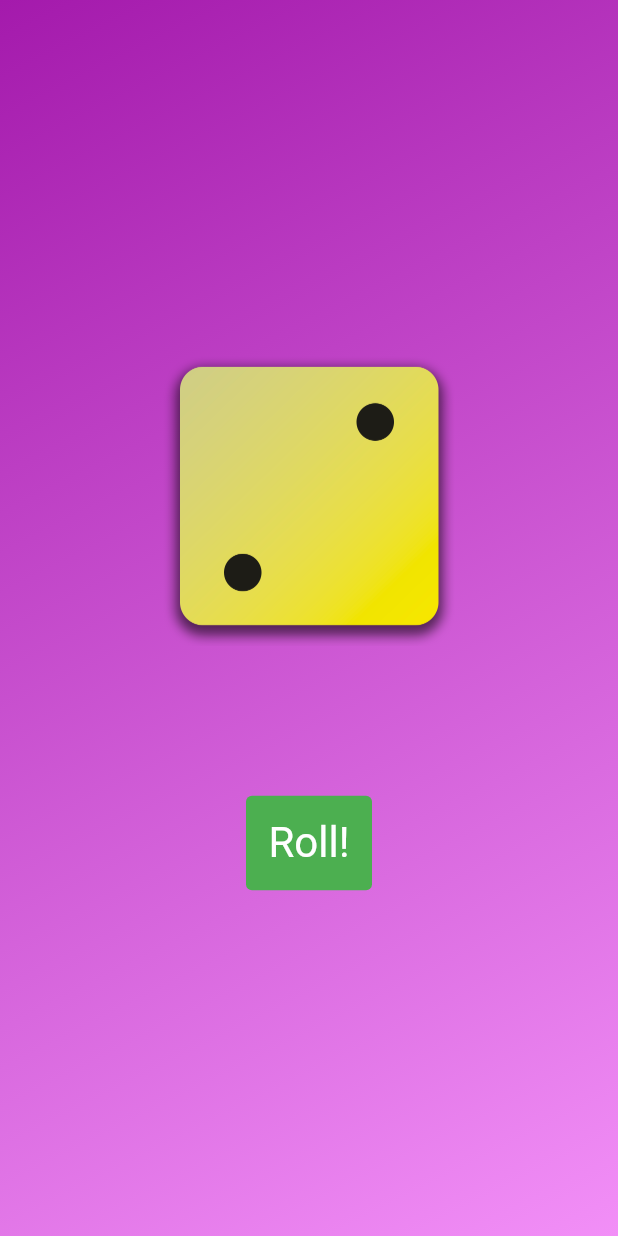
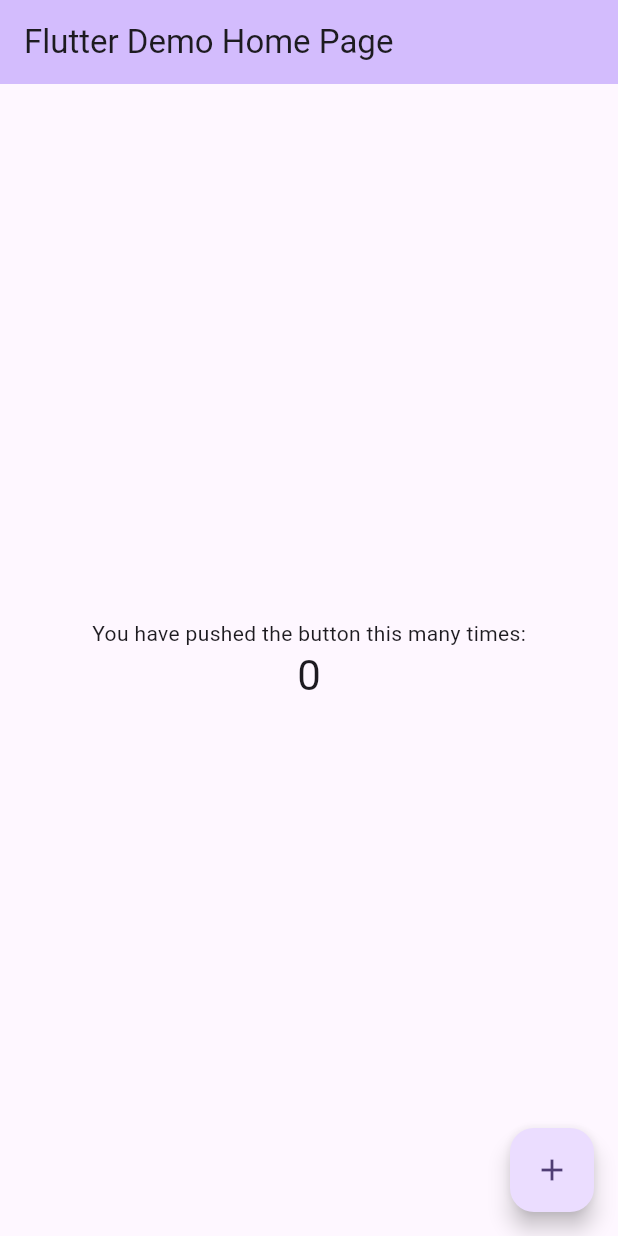
Before and after one commit to layal11/Flutter, a Flutter app: the screen it shows after launch, on a phone screen of 412 x 824 dp. Run offline on Flutter 3.47's test engine with Material 2 defaults, Android fonts, the phone set to English and light mode, and no system bars.

Commit message:
Revert "roll dice app"

```diff
--- a/lib/dice_roller.dart
+++ /dev/null
@@ -1,51 +0,0 @@
-import 'package:flutter/material.dart';
-import 'dart:math';
-
-//1.Widget class
-class DiceRoller extends StatefulWidget {
-  const DiceRoller({super.key});
-
-  @override
-  State<DiceRoller> createState() {
-    return _DiceRollerState();
-  }
-}
-
-//2.State class
-class _DiceRollerState extends State<DiceRoller> {
-  var activeDiceImage = 'assets/images/dice-2.png';
-  //declare here so that random() doesnt have to be re-executed every time the state object is created
-  final randomizer = Random();
-
-  //function
-  rollDice() {
-    var randomDice = randomizer.nextInt(6) + 1; //0-6
-    setState(() {
-      activeDiceImage = 'assets/images/dice-$randomDice.png';
-    });
-  }
-
-  @override
-  Widget build(BuildContext context) {
-    return Column(
-      mainAxisSize: MainAxisSize.min,
-      children: [
-        Image.asset(
-          activeDiceImage,
-          width: 200,
-        ),
-        const SizedBox(height: 100),
-        TextButton(
-          onPressed: rollDice,
-          style: TextButton.styleFrom(
-            padding: const EdgeInsets.all(15),
-            foregroundColor: Colors.white,
-            backgroundColor: Colors.green,
-            textStyle: const TextStyle(fontSize: 28),
-          ),
-          child: const Text('Roll!'),
-        ),
-      ],
-    );
-  }
-}
--- a/lib/first_widget.dart
+++ /dev/null
@@ -1,120 +0,0 @@
-import 'package:first_flutter_test/dice_roller.dart';
-import 'package:flutter/material.dart';
-
-const startAlignment = Alignment.topLeft;
-const endAlignment = Alignment.bottomRight;
-
-class FirstWidget extends StatelessWidget {
-  // constructor function
-  const FirstWidget(this.color1, this.color2, {super.key});
-
-  final Color color1;
-  final Color color2;
-
-  @override
-  Widget build(BuildContext context) {
-    return Container(
-      decoration: BoxDecoration(
-        gradient: LinearGradient(
-          colors: [color1, color2],
-          begin: startAlignment,
-          end: endAlignment,
-        ),
-      ),
-      child: const Center(
-        child: DiceRoller(),
-      ),
-    );
-  }
-}
-// when calling it in main.dart
-// FirstWidget(
-//   Color.fromARGB(255, 164, 26, 172),
-//   Color.fromARGB(255, 242, 143, 247),
-// ),
-
-//--------------------------------------------------------------------------
-//--------------------------------------------------------------------------
-
-// class FirstWidget extends StatelessWidget {
-//   //constructor function (1. same as class name   2. has no return type)
-//   const FirstWidget({required this.colors, super.key});
-//   final List<Color> colors;
-
-//   @override
-//   Widget build(BuildContext context) {
-//     return Container(
-//       decoration: BoxDecoration(
-//         gradient: LinearGradient(
-//           colors: colors,
-//           begin: startAlignment,
-//           end: endAlignment,
-//         ),
-//       ),
-//       child: const StyledText('Hello there!'),
-//     );
-//   }
-// }
-// when calling it in main.dart
-// FirstWidget(colors: [
-//  Color.fromARGB(255, 164, 26, 172),
-//  Color.fromARGB(255, 242, 143, 247),
-// ]),
-
-//--------------------------------------------------------------------------
-//--------------------------------------------------------------------------
-
-
-// class FirstWidget extends StatelessWidget {
-//   //constructor function (1. same as class name   2. has no return type)
-//   const FirstWidget(this.colors, {super.key});
-//   final List<Color> colors;
-
-//   @override
-//   Widget build(BuildContext context) {
-//     return Container(
-//       decoration: BoxDecoration(
-//         gradient: LinearGradient(
-//           colors: colors,
-//           begin: startAlignment,
-//           end: endAlignment,
-//         ),
-//       ),
-//       child: const StyledText('Hello there!'),
-//     );
-//   }
-// }
-// when calling it in main.dart
-// FirstWidget(
-//  [Color.fromARGB(255, 164, 26, 172),
-//  Color.fromARGB(255, 242, 143, 247),]
-// ),
-
-//--------------------------------------------------------------------------
-//--------------------------------------------------------------------------
-
-// class FirstWidget extends StatelessWidget {
-//   //constructor function (1. same as class name   2. has no return type)
-//   const FirstWidget({required this.color1, required this.color2, super.key});
-//   final Color color1;
-//   final Color color2;
-
-//   @override
-//   Widget build(BuildContext context) {
-//     return Container(
-//       decoration: BoxDecoration(
-//         gradient: LinearGradient(
-//           colors: [color1, color2],
-//           begin: startAlignment,
-//           end: endAlignment,
-//         ),
-//       ),
-//       child: const StyledText('Hello there!'),
-//     );
-//   }
-// }
-// when calling it in main.dart
-// FirstWidget(
-//   color1: Color.fromARGB(255, 164, 26, 172),
-//   color2: Color.fromARGB(255, 242, 143, 247),
-// ),
--- a/lib/main.dart
+++ b/lib/main.dart
@@ -1,15 +1,125 @@
 import 'package:flutter/material.dart';
-import 'package:first_flutter_test/first_widget.dart';
 
 void main() {
-  runApp(
-    const MaterialApp(
-      home: Scaffold(
-        body: FirstWidget(
-          Color.fromARGB(255, 164, 26, 172),
-          Color.fromARGB(255, 242, 143, 247),
+  runApp(const MyApp());
+}
+
+class MyApp extends StatelessWidget {
+  const MyApp({super.key});
+
+  // This widget is the root of your application.
+  @override
+  Widget build(BuildContext context) {
+    return MaterialApp(
+      title: 'Flutter Demo',
+      theme: ThemeData(
+        // This is the theme of your application.
+        //
+        // TRY THIS: Try running your application with "flutter run". You'll see
+        // the application has a blue toolbar. Then, without quitting the app,
+        // try changing the seedColor in the colorScheme below to Colors.green
+        // and then invoke "hot reload" (save your changes or press the "hot
+        // reload" button in a Flutter-supported IDE, or press "r" if you used
+        // the command line to start the app).
+        //
+        // Notice that the counter didn't reset back to zero; the application
+        // state is not lost during the reload. To reset the state, use hot
+        // restart instead.
+        //
+        // This works for code too, not just values: Most code changes can be
+        // tested with just a hot reload.
+        colorScheme: ColorScheme.fromSeed(seedColor: Colors.deepPurple),
+        useMaterial3: true,
+      ),
+      home: const MyHomePage(title: 'Flutter Demo Home Page'),
+    );
+  }
+}
+
+class MyHomePage extends StatefulWidget {
+  const MyHomePage({super.key, required this.title});
+
+  // This widget is the home page of your application. It is stateful, meaning
+  // that it has a State object (defined below) that contains fields that affect
+  // how it looks.
+
+  // This class is the configuration for the state. It holds the values (in this
+  // case the title) provided by the parent (in this case the App widget) and
+  // used by the build method of the State. Fields in a Widget subclass are
+  // always marked "final".
+
+  final String title;
+
+  @override
+  State<MyHomePage> createState() => _MyHomePageState();
+}
+
+class _MyHomePageState extends State<MyHomePage> {
+  int _counter = 0;
+
+  void _incrementCounter() {
+    setState(() {
+      // This call to setState tells the Flutter framework that something has
+      // changed in this State, which causes it to rerun the build method below
+      // so that the display can reflect the updated values. If we changed
+      // _counter without calling setState(), then the build method would not be
+      // called again, and so nothing would appear to happen.
+      _counter++;
+    });
+  }
+
+  @override
+  Widget build(BuildContext context) {
+    // This method is rerun every time setState is called, for instance as done
+    // by the _incrementCounter method above.
+    //
+    // The Flutter framework has been optimized to make rerunning build methods
+    // fast, so that you can just rebuild anything that needs updating rather
+    // than having to individually change instances of widgets.
+    return Scaffold(
+      appBar: AppBar(
+        // TRY THIS: Try changing the color here to a specific color (to
+        // Colors.amber, perhaps?) and trigger a hot reload to see the AppBar
+        // change color while the other colors stay the same.
+        backgroundColor: Theme.of(context).colorScheme.inversePrimary,
+        // Here we take the value from the MyHomePage object that was created by
+        // the App.build method, and use it to set our appbar title.
+        title: Text(widget.title),
+      ),
+      body: Center(
+        // Center is a layout widget. It takes a single child and positions it
+        // in the middle of the parent.
+        child: Column(
+          // Column is also a layout widget. It takes a list of children and
+          // arranges them vertically. By default, it sizes itself to fit its
+          // children horizontally, and tries to be as tall as its parent.
+          //
+          // Column has various properties to control how it sizes itself and
+          // how it positions its children. Here we use mainAxisAlignment to
+          // center the children vertically; the main axis here is the vertical
+          // axis because Columns are vertical (the cross axis would be
+          // horizontal).
+          //
+          // TRY THIS: Invoke "debug painting" (choose the "Toggle Debug Paint"
+          // action in the IDE, or press "p" in the console), to see the
+          // wireframe for each widget.
+          mainAxisAlignment: MainAxisAlignment.center,
+          children: <Widget>[
+            const Text(
+              'You have pushed the button this many times:',
+            ),
+            Text(
+              '$_counter',
+              style: Theme.of(context).textTheme.headlineMedium,
+            ),
+          ],
         ),
       ),
-    ),
-  );
+      floatingActionButton: FloatingActionButton(
+        onPressed: _incrementCounter,
+        tooltip: 'Increment',
+        child: const Icon(Icons.add),
+      ), // This trailing comma makes auto-formatting nicer for build methods.
+    );
+  }
 }
--- a/lib/styled_text.dart
+++ /dev/null
@@ -1,20 +0,0 @@
-import 'package:flutter/material.dart';
-
-class StyledText extends StatelessWidget {
-
-  const StyledText(this.text, {super.key}); //accept an argmnt
-  final String text; //store argmnt in instance variables
-
-  @override
-  Widget build(BuildContext context) {
-    return Center(
-      child: Text(
-        text, //use argmnt
-        style: const TextStyle(
-          fontSize: 28,
-          color: Colors.white,
-        ),
-      ),
-    );
-  }
-}
--- a/pubspec.yaml
+++ b/pubspec.yaml
@@ -59,8 +59,9 @@ flutter:
   uses-material-design: true
 
   # To add assets to your application, add an assets section, like this:
-  assets:
-    - assets/images/
+  # assets:
+  #   - images/a_dot_burr.jpeg
+  #   - images/a_dot_ham.jpeg
 
   # An image asset can refer to one or more resolution-specific "variants", see
   # https://flutter.dev/assets-and-images/#resolution-aware
```
Also changed, not shown: assets/images/dice-1.png (deleted), assets/images/dice-2.png (deleted), assets/images/dice-3.png (deleted), assets/images/dice-4.png (deleted), assets/images/dice-5.png (deleted), assets/images/dice-6.png (deleted), 2 other files.
